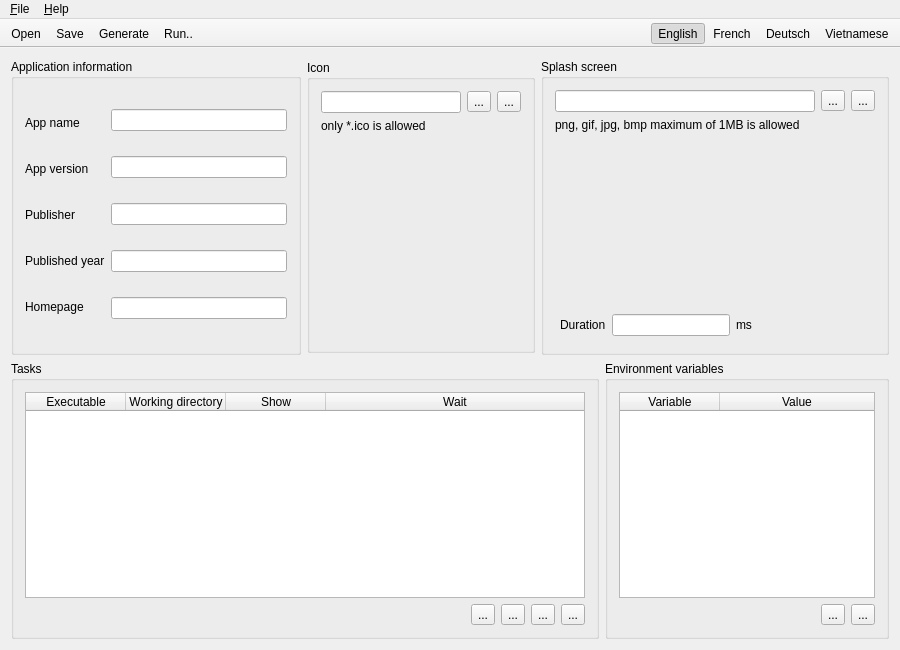
This is mainwindow.ui in SongPhi/applaunchercreator as Qt 5 draws it before an edit. The edited form follows.
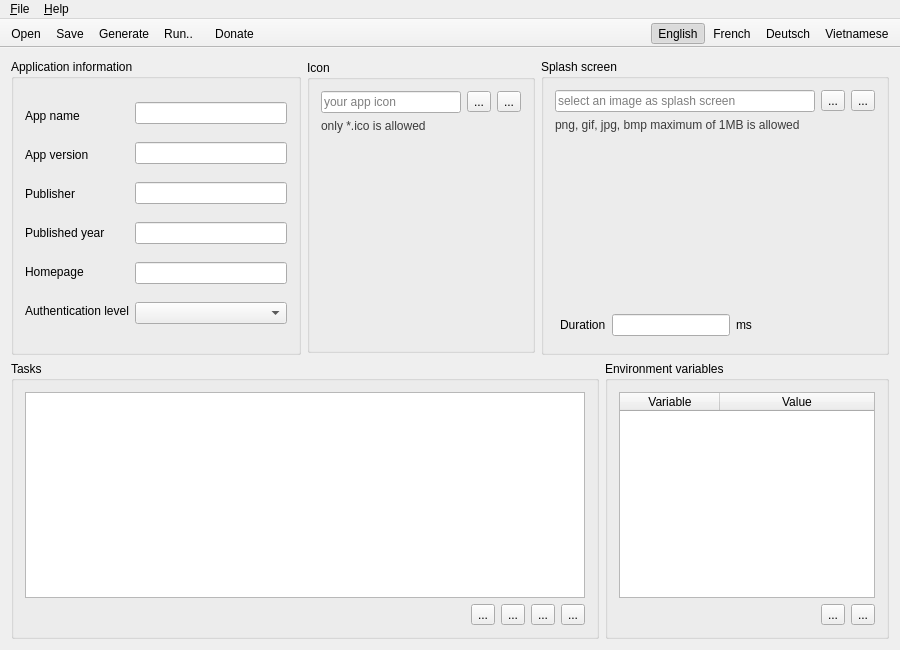
This is the edited form. Icons and pictures are not drawn.

Commit message: added donate button

What changed in the file:
```diff
--- a/mainwindow.ui
+++ b/mainwindow.ui
@@ -138,6 +138,19 @@
                    </property>
                   </widget>
                  </item>
+                 <item>
+                  <widget class="QLabel" name="label_6">
+                   <property name="sizePolicy">
+                    <sizepolicy hsizetype="Fixed" vsizetype="Fixed">
+                     <horstretch>0</horstretch>
+                     <verstretch>0</verstretch>
+                    </sizepolicy>
+                   </property>
+                   <property name="text">
+                    <string>Authentication level</string>
+                   </property>
+                  </widget>
+                 </item>
                 </layout>
                </item>
                <item>
@@ -157,6 +170,9 @@
                  <item>
                   <widget class="QLineEdit" name="tbxHomepage"/>
                  </item>
+                 <item>
+                  <widget class="QComboBox" name="comboBox"/>
+                 </item>
                 </layout>
                </item>
               </layout>
@@ -185,6 +201,9 @@
                <property name="readOnly">
                 <bool>true</bool>
                </property>
+               <property name="placeholderText">
+                <string>your app icon</string>
+               </property>
               </widget>
              </item>
              <item>
@@ -216,7 +235,7 @@
            <item>
             <widget class="QLabel" name="label_7">
              <property name="text">
-              <string>only *.ico is allowed</string>
+              <string>&lt;html&gt;&lt;head/&gt;&lt;body&gt;&lt;p&gt;&lt;span style=&quot; color:#3b3b3b;&quot;&gt;only *.ico is allowed&lt;/span&gt;&lt;/p&gt;&lt;/body&gt;&lt;/html&gt;</string>
              </property>
             </widget>
            </item>
@@ -275,6 +294,9 @@
                  <property name="readOnly">
                   <bool>true</bool>
                  </property>
+                 <property name="placeholderText">
+                  <string>select an image as splash screen</string>
+                 </property>
                 </widget>
                </item>
                <item>
@@ -304,9 +326,9 @@
               </layout>
              </item>
              <item>
-              <widget class="QLabel" name="label_6">
+              <widget class="QLabel" name="lblSplashHint">
                <property name="text">
-                <string>png, gif, jpg, bmp maximum of 1MB is allowed</string>
+                <string>&lt;html&gt;&lt;head/&gt;&lt;body&gt;&lt;p&gt;&lt;span style=&quot; color:#3b3b3b;&quot;&gt;png, gif, jpg, bmp maximum of 1MB is allowed&lt;/span&gt;&lt;/p&gt;&lt;/body&gt;&lt;/html&gt;</string>
                </property>
               </widget>
              </item>
@@ -417,7 +439,7 @@
               <bool>false</bool>
              </property>
              <attribute name="horizontalHeaderVisible">
-              <bool>true</bool>
+              <bool>false</bool>
              </attribute>
              <attribute name="horizontalHeaderStretchLastSection">
               <bool>true</bool>
@@ -661,6 +683,30 @@
    <addaction name="action_Generate"/>
    <addaction name="action_Run"/>
   </widget>
+  <widget class="QToolBar" name="donateToolbar">
+   <property name="windowTitle">
+    <string>toolBar</string>
+   </property>
+   <property name="movable">
+    <bool>false</bool>
+   </property>
+   <property name="iconSize">
+    <size>
+     <width>83</width>
+     <height>24</height>
+    </size>
+   </property>
+   <property name="floatable">
+    <bool>false</bool>
+   </property>
+   <attribute name="toolBarArea">
+    <enum>TopToolBarArea</enum>
+   </attribute>
+   <attribute name="toolBarBreak">
+    <bool>false</bool>
+   </attribute>
+   <addaction name="actionDonate"/>
+  </widget>
   <widget class="QToolBar" name="languageToolbar">
    <property name="windowTitle">
     <string>Languages toolbar</string>
@@ -825,6 +871,15 @@
     <string>Vietnamese</string>
    </property>
   </action>
+  <action name="actionDonate">
+   <property name="icon">
+    <iconset resource="res.qrc">
+     <normaloff>:/img/donate_button.png</normaloff>:/img/donate_button.png</iconset>
+   </property>
+   <property name="text">
+    <string>Donate</string>
+   </property>
+  </action>
  </widget>
  <layoutdefault spacing="6" margin="11"/>
  <resources>
```
Left out of the diff: 15 changed lines with no effect on the pictures. The commit also changes 2 other files.
